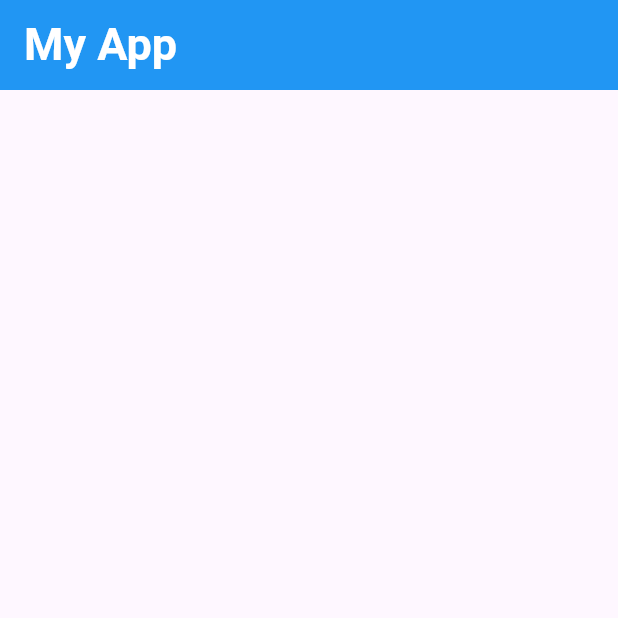
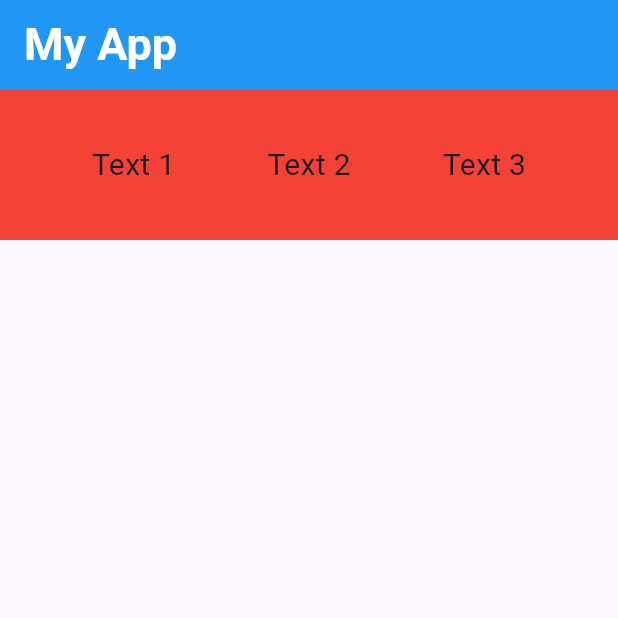
Before and after one commit to ushanwk/Flutter-Self-Learning-Room, a Flutter app: the screen it shows after launch, on a phone screen of 412 x 824 dp, the top half of it. Run offline on Flutter 3.47's test engine with Material 3 defaults, Android fonts, the light colour scheme and no system bars; our stand-ins replace device_preview.

Commit message:
Coloumns and rows developing

```diff
--- a/flutter_application_4/lib/main.dart
+++ b/flutter_application_4/lib/main.dart
@@ -36,8 +36,32 @@ class MyHomePage extends StatelessWidget {
         backgroundColor: Colors.blue,
         toolbarHeight: 60,
       ),
-      body: const Column(
-        children: [],
+      // body: Container(
+      //   color: Colors.red,
+      //   width: double.infinity,
+      //   child: const Column(
+      //     mainAxisAlignment: MainAxisAlignment.spaceEvenly,
+      //     crossAxisAlignment: CrossAxisAlignment.center,
+      //     children: [
+      //       Text('Text 1', style: (TextStyle(fontSize: 20)),),
+      //       Text('Text 2', style: (TextStyle(fontSize: 20)),),
+      //       Text('Text 3', style: (TextStyle(fontSize: 20)),),
+      //     ],
+      //   ),
+      // ),
+      body: Container(
+        color: Colors.red,
+        width: double.infinity,
+        height: 100,
+        child: const Row(
+          mainAxisAlignment: MainAxisAlignment.spaceEvenly,
+          crossAxisAlignment: CrossAxisAlignment.center,
+          children: [
+            Text('Text 1', style: (TextStyle(fontSize: 20)),),
+            Text('Text 2', style: (TextStyle(fontSize: 20)),),
+            Text('Text 3', style: (TextStyle(fontSize: 20)),),
+          ],
+        ),
       ),
     );
   }
```
